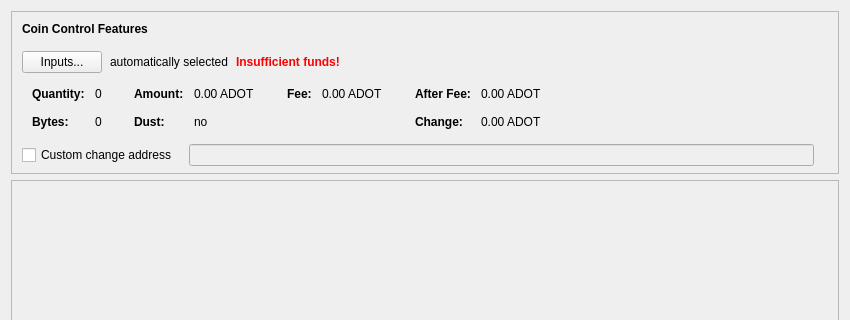
First picture: the form in src/qt/forms/sendcoinsdialog.ui, repository eskal/Alterdot, before the edit; both pictures show x 0 to 850 and y 0 to 320 of the 850 by 526 pixel window.
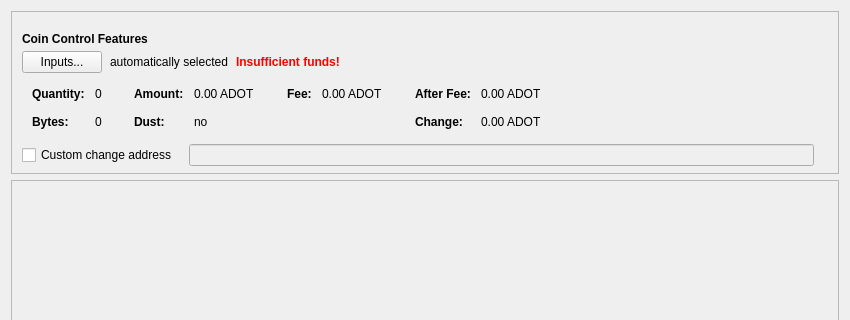
Second picture: the form after the edit. Custom widgets are drawn as their Qt base class.

The edit to the form file:
```diff
--- a/src/qt/forms/sendcoinsdialog.ui
+++ b/src/qt/forms/sendcoinsdialog.ui
@@ -62,12 +62,12 @@
          <number>10</number>
         </property>
         <property name="topMargin">
-         <number>10</number>
+         <number>20</number>
         </property>
         <item>
          <layout class="QHBoxLayout" name="horizontalLayoutCoinControl1">
           <property name="bottomMargin">
-           <number>15</number>
+           <number>5</number>
           </property>
           <item>
            <widget class="QLabel" name="labelCoinControlFeatures">
@@ -86,6 +86,9 @@
             <property name="styleSheet">
              <string notr="true">font-weight:bold;</string>
             </property>
+            <property name="leftMargin">
+             <number>40</number>
+            </property>
             <property name="text">
              <string>Coin Control Features</string>
             </property>
```
